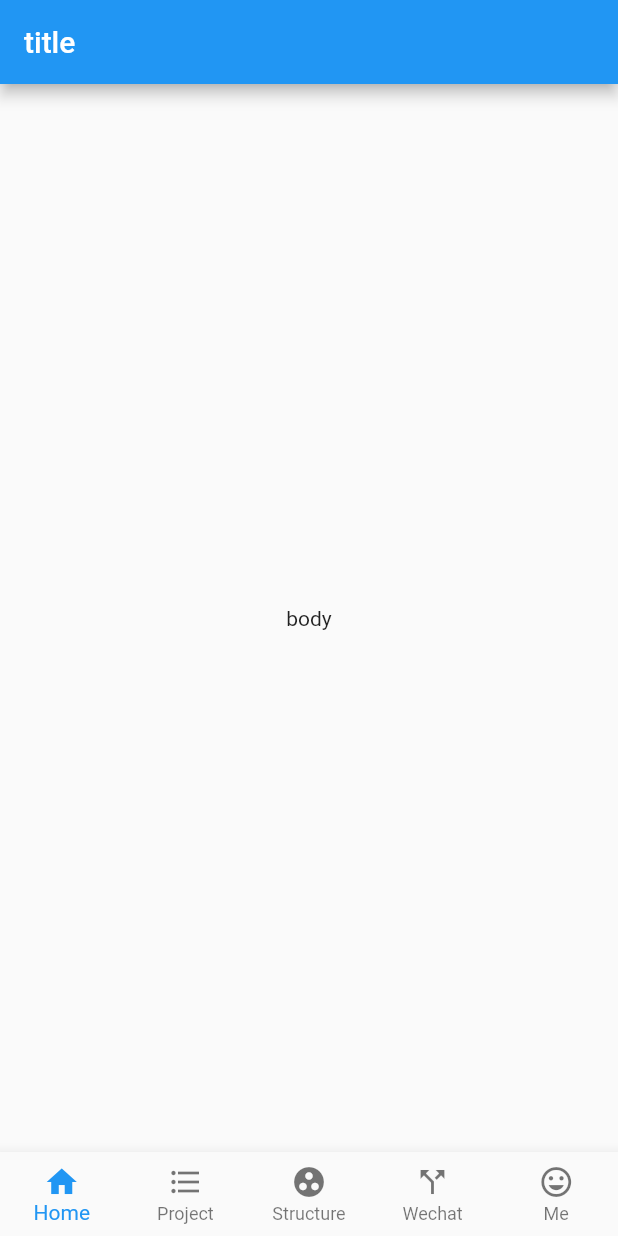
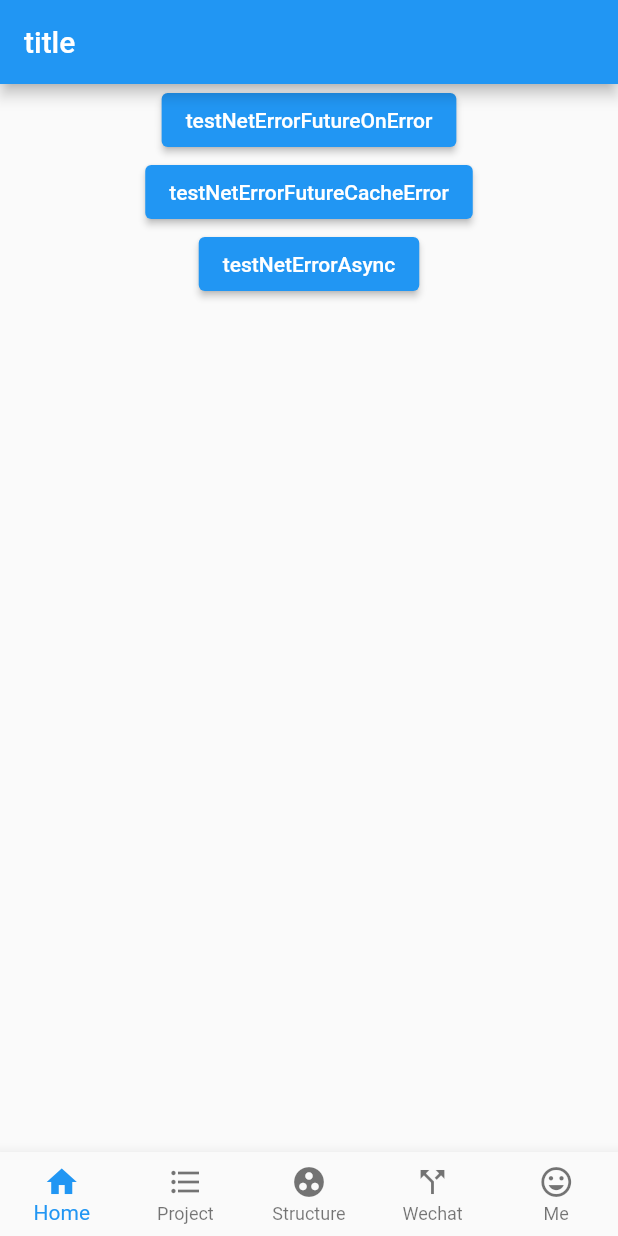
Before and after one commit to phoenixsky/fun_android_flutter, a Flutter app: the screen it shows after launch, on a phone screen of 412 x 824 dp. Run offline on Flutter 3.47's test engine with Material 2 defaults, Android fonts, the phone set to English and light mode, and no system bars; our stand-ins replace bot_toast, date_format, dio, flutter_hooks, get.

Commit message:
feat(net_error): 增加网络异常处理

```diff
--- a/lib/main.dart
+++ b/lib/main.dart
@@ -1,3 +1,4 @@
+import 'package:bot_toast/bot_toast.dart';
 import 'package:flutter/material.dart';
 import 'package:flutter/services.dart';
 import 'package:funflutter_wandroid/ui/router/app_pages.dart';
@@ -13,18 +14,24 @@ void main() {
   SystemChrome.setSystemUIOverlayStyle(SystemUiOverlayStyle(
       statusBarColor: Colors.transparent,
       statusBarBrightness: Brightness.light));
+
   runApp(MyApp());
 }
 
 class MyApp extends StatelessWidget {
+
   @override
   Widget build(BuildContext context) {
+    final botToastBuilder = BotToastInit();
+
     return GetMaterialApp(
         debugShowCheckedModeBanner: false,
+        builder: (context, child) => botToastBuilder(context, child),
         // theme: appThemeData,
         initialRoute: AppPages.INITIAL,
         defaultTransition: Transition.fade,
         getPages: AppPages.pages,
+        navigatorObservers: [BotToastNavigatorObserver()],
         // locale
         translations: AppTranslations(),
         // 系统语言
--- /dev/null
+++ b/lib/net/api/wandroid_api.dart
@@ -0,0 +1,33 @@
+import 'package:funflutter_wandroid/entity/banner_entity.dart';
+import 'package:funflutter_wandroid/generated/json/base/json_convert_content.dart';
+import 'package:funflutter_wandroid/net/client/wandroid_http_client.dart';
+
+export '';
+
+/// @author phoenixsky
+/// @date 4/26/21
+/// @email moran.fc@gmail.com
+/// @github https://github.com/phoenixsky
+/// @group fun flutter
+
+class WandroidAPI {
+  // 轮播
+  static Future<List<BannerEntity>> fetchBanners() async {
+    final resp = await http.get('banner/json');
+    return JsonConvert.fromJsonAsT<List<BannerEntity>>(resp.data);
+  }
+
+  // 测试接口错误
+  static Future<List<BannerEntity>> fetchBannersError() async {
+    final resp = await http.get('banner/json');
+    return JsonConvert.fromJsonAsT<List<BannerEntity>>(resp.data);
+  }
+
+  // 轮播
+  static Future login(String username, String password) async {
+    final resp = await http.post('user/login', queryParameters: {
+      'username': username,
+      'password': password,
+    });
+  }
+}
--- a/lib/ui/page/home/home_view.dart
+++ b/lib/ui/page/home/home_view.dart
@@ -11,11 +11,22 @@ class HomePage extends StatelessWidget {
     return Scaffold(
       appBar: AppBar(title: Text("title")),
       body: Center(
-        child: InkWell(
-            onTap: () {
-              logic.fetchBanner();
-            },
-            child: Text("body")),
+        child: Column(
+          children: [
+            ElevatedButton(
+              onPressed: logic.fetchBanners,
+              child: Text("testNetErrorFutureOnError"),
+            ),
+            ElevatedButton(
+              onPressed: logic.fetchBanners,
+              child: Text("testNetErrorFutureCacheError"),
+            ),
+            ElevatedButton(
+              onPressed: logic.fetchBanners,
+              child: Text("testNetErrorAsync"),
+            ),
+          ],
+        ),
       ),
     );
   }
--- /dev/null
+++ b/lib/ui/page/login/login_logic.dart
@@ -0,0 +1,5 @@
+import 'package:get/get.dart';
+
+class LoginLogic extends GetxController {
+
+}
--- a/pubspec.yaml
+++ b/pubspec.yaml
@@ -31,6 +31,7 @@ dependencies:
   flutter_hooks:
   dio:
 
+  bot_toast: ^4.0.0
   shimmer: ^2.0.0
 
 dev_dependencies:
```
Also changed, not shown: lib/net/client/http_client.dart (+50 -42 lines), lib/net/client/net_error.dart (added, +59 -0 lines), lib/net/client/wandroid_http_client.dart (+23 -6 lines), lib/net/net.dart (added, +9 -0 lines), lib/ui/page/home/home_logic.dart (+23 -5 lines), lib/ui/page/login/login_view.dart (added, +18 -0 lines).
